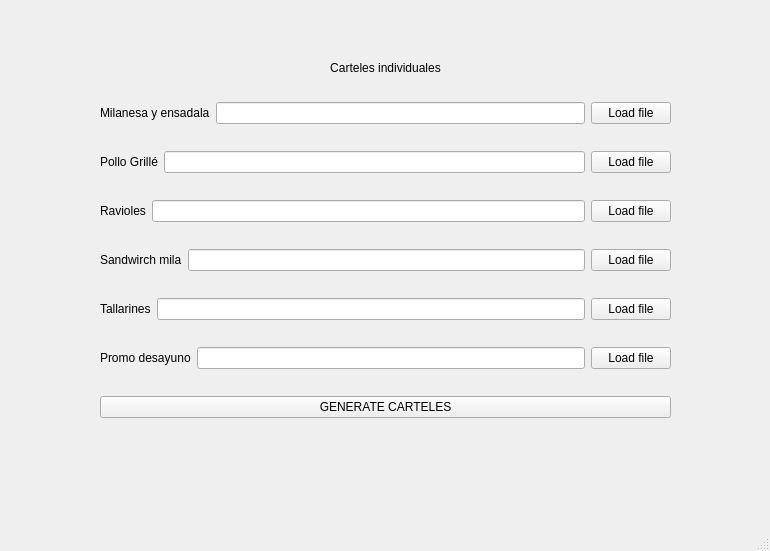
The window that ui/window_carteles.ui (Santisaler/Menu-app) describes before a commit, drawn with Qt 5.
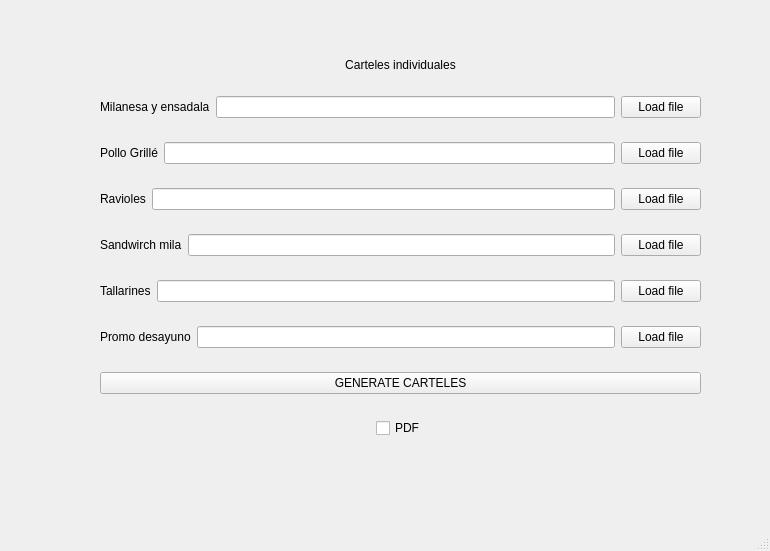
The same window after the commit.

Patch:
```diff
--- a/ui/window_carteles.ui
+++ b/ui/window_carteles.ui
@@ -19,8 +19,8 @@
      <rect>
       <x>100</x>
       <y>40</y>
-      <width>571</width>
-      <height>401</height>
+      <width>601</width>
+      <height>421</height>
      </rect>
     </property>
     <layout class="QVBoxLayout" name="verticalLayout_2">
@@ -173,6 +173,22 @@
        </property>
       </widget>
      </item>
+     <item alignment="Qt::AlignmentFlag::AlignHCenter">
+      <widget class="QCheckBox" name="pdf_checkBox">
+       <property name="sizePolicy">
+        <sizepolicy hsizetype="Minimum" vsizetype="Fixed">
+         <horstretch>0</horstretch>
+         <verstretch>0</verstretch>
+        </sizepolicy>
+       </property>
+       <property name="text">
+        <string>PDF</string>
+       </property>
+       <property name="checked">
+        <bool>false</bool>
+       </property>
+      </widget>
+     </item>
     </layout>
    </widget>
   </widget>
```
Left out of the diff: 26 changed lines with no effect on the pictures.
